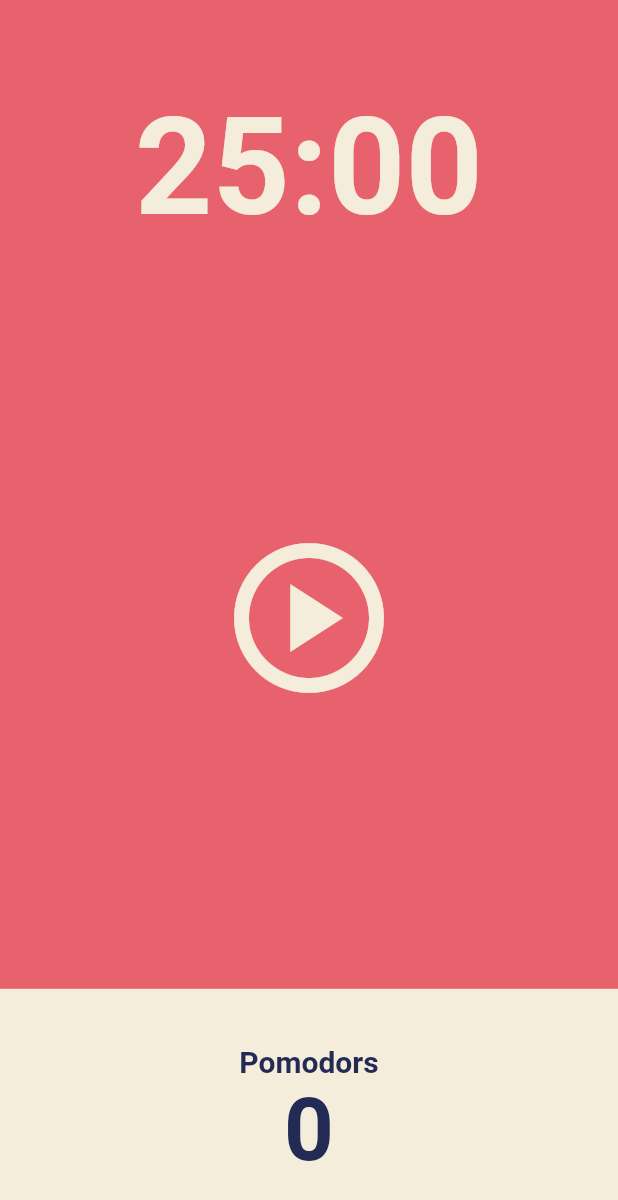
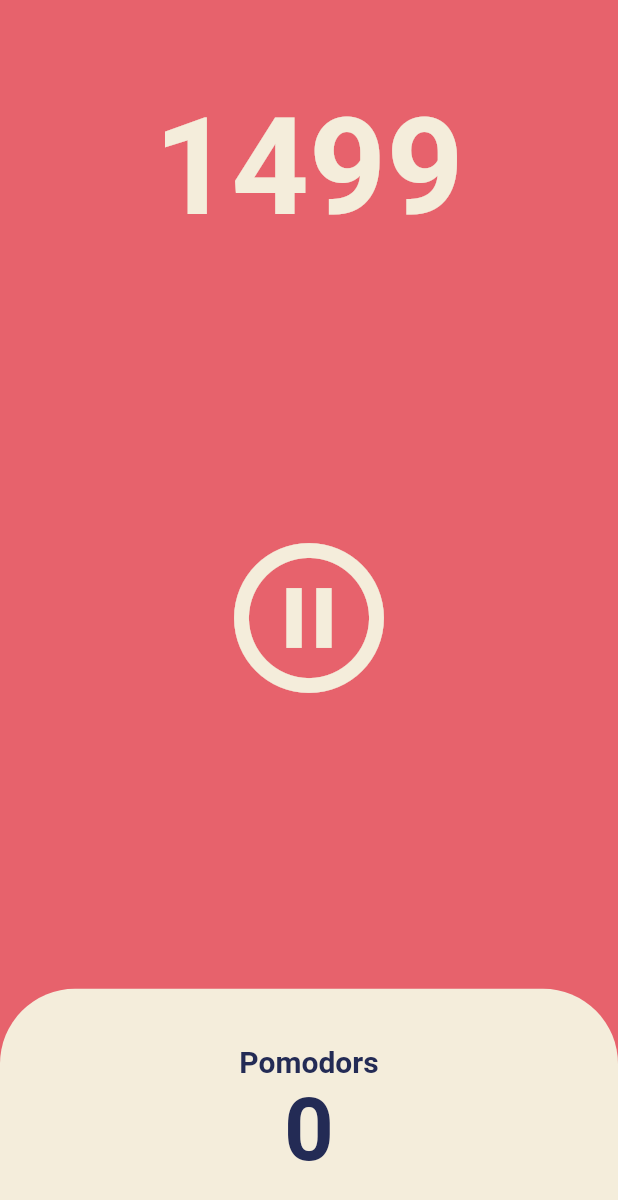
Before and after one commit to limit-b/toonflix, a Flutter app: the screen it shows after launch, after a tap on the "play circle" icon, on a phone screen of 412 x 824 dp. Shown: the top 1200 px of the screen. Run offline on Flutter 3.47's test engine with Material 2 defaults, Android fonts, the phone set to English and light mode, and no system bars.

```diff
--- a/lib/screens/home_screen.dart
+++ b/lib/screens/home_screen.dart
@@ -1,3 +1,5 @@
+import 'dart:async';
+
 import 'package:flutter/material.dart';
 
 class HomeScreen extends StatefulWidget {
@@ -8,6 +10,35 @@ class HomeScreen extends StatefulWidget {
 }
 
 class _HomeScreenState extends State<HomeScreen> {
+  int totalSeconds = 1500;
+  bool isRunning = false;
+  late Timer timer;
+
+  void onTick(Timer timer) {
+    setState(() {
+      totalSeconds -= 1;
+    });
+  }
+
+  void onStartPressed() {
+    timer = Timer.periodic(
+      const Duration(seconds: 1),
+      onTick,
+    );
+
+    setState(() {
+      isRunning = true;
+    });
+  }
+
+  void onPausedPressed() {
+    timer.cancel();
+
+    setState(() {
+      isRunning = false;
+    });
+  }
+
   @override
   Widget build(BuildContext context) {
     return Scaffold(
@@ -19,7 +50,7 @@ class _HomeScreenState extends State<HomeScreen> {
             child: Container(
               alignment: Alignment.bottomCenter,
               child: Text(
-                "25:00",
+                "$totalSeconds",
                 style: TextStyle(
                   color: Theme.of(context).cardColor,
                   fontSize: 90.0,
@@ -34,9 +65,11 @@ class _HomeScreenState extends State<HomeScreen> {
               child: IconButton(
                 iconSize: 120.0,
                 color: Theme.of(context).cardColor,
-                onPressed: () {},
-                icon: const Icon(
-                  Icons.play_circle_outlined,
+                onPressed: isRunning ? onPausedPressed : onStartPressed,
+                icon: Icon(
+                  isRunning
+                      ? Icons.pause_circle_outlined
+                      : Icons.play_circle_outlined,
                 ),
               ),
             ),
@@ -49,6 +82,10 @@ class _HomeScreenState extends State<HomeScreen> {
                   child: Container(
                     decoration: BoxDecoration(
                       color: Theme.of(context).cardColor,
+                      borderRadius: const BorderRadius.only(
+                        topLeft: Radius.circular(50.0),
+                        topRight: Radius.circular(50.0),
+                      ),
                     ),
                     child: Column(
                       mainAxisAlignment: MainAxisAlignment.center,
```
